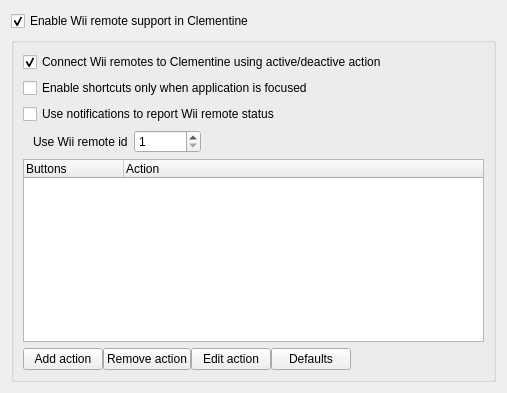
Before: the Qt Designer form src/ui/wiimotedevshortcutsconfig.ui in clementine-player/Clementine, drawn with Qt 5.
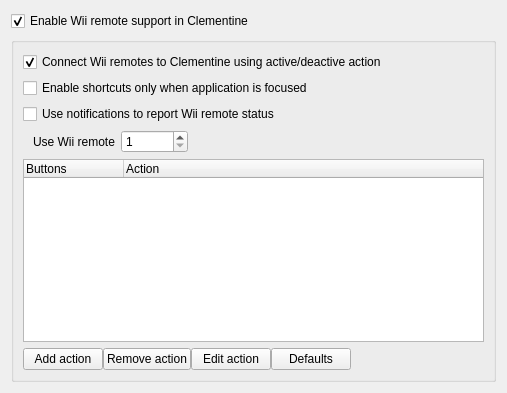
After: the same form once the commit is applied. Icons and pictures are not drawn.

What changed in the file:
```diff
--- a/src/ui/wiimotedevshortcutsconfig.ui
+++ b/src/ui/wiimotedevshortcutsconfig.ui
@@ -78,7 +78,7 @@
            </sizepolicy>
           </property>
           <property name="text">
-           <string>Use Wii remote id</string>
+           <string>Use Wii remote</string>
           </property>
          </widget>
         </item>
```
